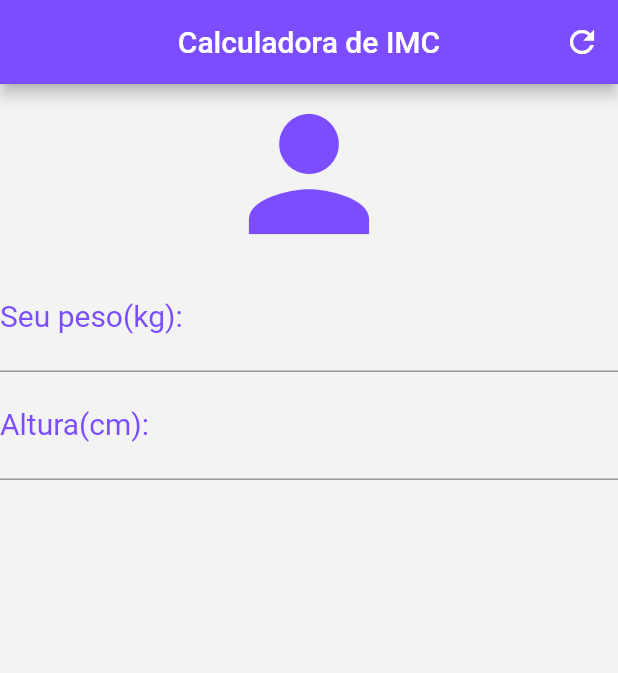
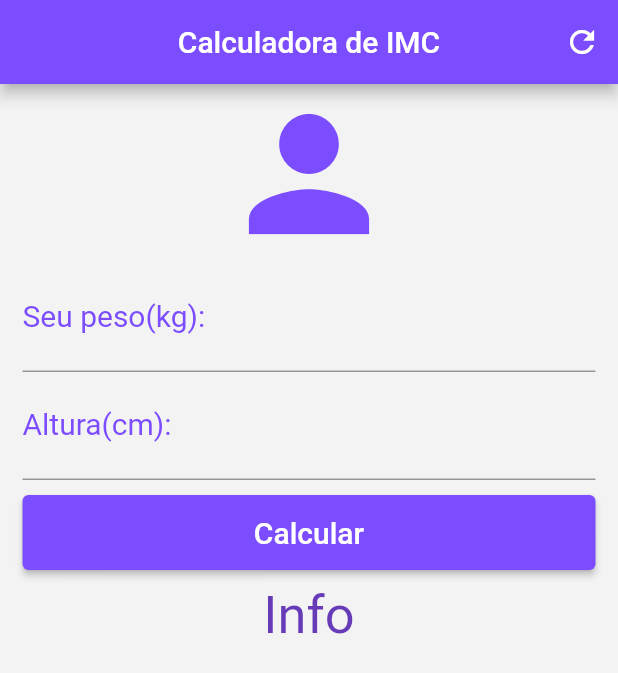
Before and after one commit to Zi0Li/Calculadora-IMC, a Flutter app: the screen it shows after launch, on a phone screen of 412 x 824 dp. Shown: the top 673 px of the screen. Run offline on Flutter 3.47's test engine with Material 2 defaults, Android fonts, the phone set to English and light mode, and no system bars.

Commit message:
Button and input

```diff
--- a/lib/main.dart
+++ b/lib/main.dart
@@ -24,9 +24,11 @@ class _HomeState extends State<Home> {
         actions: [IconButton(onPressed: () {}, icon: Icon(Icons.refresh))],
       ),
       backgroundColor: Color(0xfff3f3f3),
-      body: Column(
+      body: SingleChildScrollView(
+        padding: EdgeInsets.fromLTRB(15, 0, 15, 0),
+        child: Column(
           crossAxisAlignment: CrossAxisAlignment.stretch,
-        children: const [
+          children: [
             Icon(
               Icons.person,
               size: 120,
@@ -47,9 +49,27 @@ class _HomeState extends State<Home> {
                   labelStyle:
                       TextStyle(fontSize: 20, color: Colors.deepPurpleAccent)),
               style: TextStyle(fontSize: 25, color: Colors.purpleAccent),
-          )
+            ),
+            Padding(
+              padding: const EdgeInsets.only(top: 10, bottom: 10),
+              child: Container(
+                height: 50,
+                child: ElevatedButton(
+                  style: ElevatedButton.styleFrom(primary: Colors.deepPurpleAccent),
+                  onPressed: calcularIMC,
+                  child: Text(
+                    'Calcular',
+                    style: TextStyle(fontSize: 20,),
+                  ),
+                ),
+              ),
+            ),
+            Text('Info', style: TextStyle(fontSize: 35, color: Colors.deepPurple), textAlign: TextAlign.center,)
           ],
+        ),
       ),
     );
   }
 }
+
+void calcularIMC() {}
--- a/pubspec.yaml
+++ b/pubspec.yaml
@@ -36,6 +36,8 @@ dependencies:
   # The following adds the Cupertino Icons font to your application.
   # Use with the CupertinoIcons class for iOS style icons.
   cupertino_icons: ^1.0.2
+  intl:
+  flutter_slidable: ^0.6.0
 
 dev_dependencies:
   flutter_test:
```
Also changed, not shown: pubspec.lock, 6 other files. Lines whose indentation alone changed are shown as unchanged.
